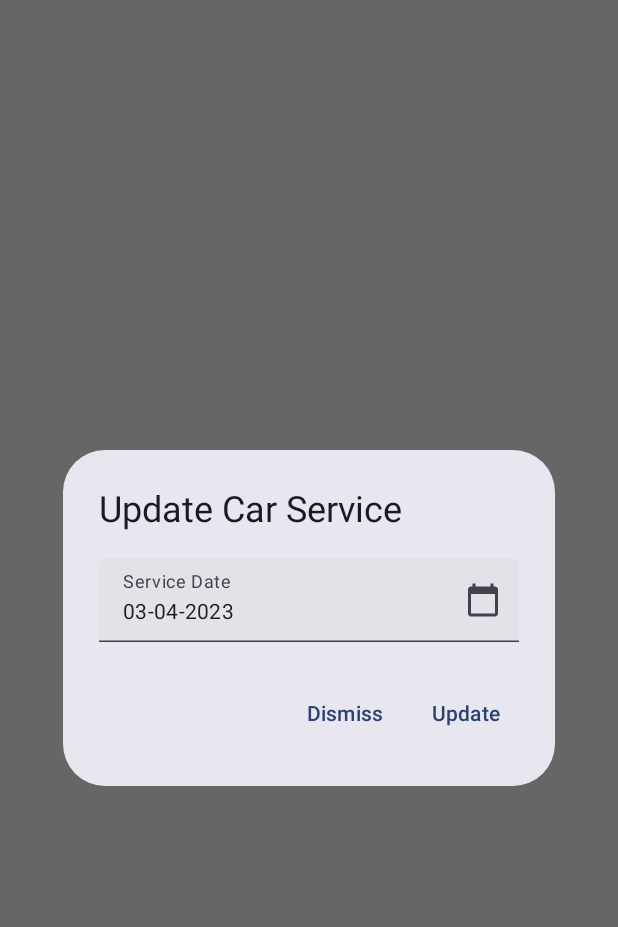
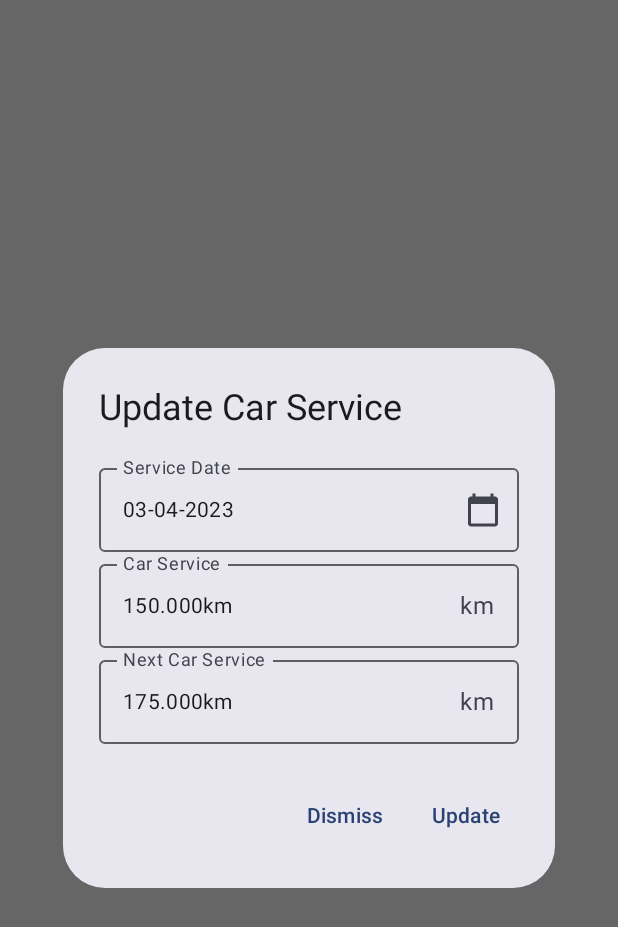
Before and after one commit to panosdim/car-maintenance, an Android app built with Jetpack Compose: the @Preview function UpdateCarDialogPreview, on a phone screen of 412 x 824 dp. Shown: the top 927 px of the screen. Run offline under Robolectric (Android 15) with nearby library versions, the phone set to English and light mode, and no system bars.

Commit message:
Update car service

```diff
--- a/app/src/main/java/com/panosdim/carmaintenance/MainViewModel.kt
+++ b/app/src/main/java/com/panosdim/carmaintenance/MainViewModel.kt
@@ -18,6 +18,10 @@ class MainViewModel : ViewModel() {
         repository.addNewCar(car)
     }
 
+    fun updateCarService(car: Car) {
+        repository.updateCarService(car)
+    }
+
     fun changeSelectedCar(selectedCar: Car) {
         _selectedCar.value = selectedCar
     }
--- a/app/src/main/java/com/panosdim/carmaintenance/ui/UpdateCarServiceDialog.kt
+++ b/app/src/main/java/com/panosdim/carmaintenance/ui/UpdateCarServiceDialog.kt
@@ -1,14 +1,20 @@
 package com.panosdim.carmaintenance.ui
 
+import android.widget.Toast
 import androidx.compose.foundation.interaction.MutableInteractionSource
 import androidx.compose.foundation.interaction.collectIsPressedAsState
 import androidx.compose.foundation.layout.Column
+import androidx.compose.foundation.text.KeyboardOptions
 import androidx.compose.material.icons.Icons
 import androidx.compose.material.icons.filled.CalendarToday
 import androidx.compose.material3.*
 import androidx.compose.runtime.*
+import androidx.compose.runtime.saveable.rememberSaveable
 import androidx.compose.ui.platform.LocalContext
+import androidx.compose.ui.res.stringResource
+import androidx.compose.ui.text.input.KeyboardType
 import androidx.compose.ui.tooling.preview.Preview
+import com.panosdim.carmaintenance.R
 import com.panosdim.carmaintenance.model.Car
 import com.panosdim.carmaintenance.model.Service
 import com.panosdim.carmaintenance.ui.theme.CarMaintenanceTheme
@@ -34,6 +40,20 @@ fun UpdateCarServiceDialog(
     }
 
     if (openDialog) {
+        var carService by rememberSaveable {
+            if (selectedCar.service.odometer.isBlank()) {
+                return@rememberSaveable mutableStateOf("")
+            } else {
+                return@rememberSaveable mutableStateOf(selectedCar.service.odometer)
+            }
+        }
+        var nextCarService by rememberSaveable {
+            if (selectedCar.service.odometer.isBlank()) {
+                return@rememberSaveable mutableStateOf("")
+            } else {
+                return@rememberSaveable mutableStateOf(selectedCar.service.nextService)
+            }
+        }
         val date = remember {
             derivedStateOf {
                 if (selectedCar.service.date.isBlank()) {
@@ -48,6 +68,7 @@ fun UpdateCarServiceDialog(
         val confirmEnabled = remember {
             derivedStateOf { datePickerState.selectedDateMillis != null }
         }
+
         if (openDatePickerDialog.value) {
             DatePickerDialog(
                 onDismissRequest = {
@@ -63,7 +84,7 @@ fun UpdateCarServiceDialog(
                         },
                         enabled = confirmEnabled.value
                     ) {
-                        Text("OK")
+                        Text(stringResource(R.string.ok))
                     }
                 },
                 dismissButton = {
@@ -72,7 +93,7 @@ fun UpdateCarServiceDialog(
                             openDatePickerDialog.value = false
                         }
                     ) {
-                        Text("Cancel")
+                        Text(stringResource(R.string.cancel))
                     }
                 }
             ) {
@@ -80,18 +101,20 @@ fun UpdateCarServiceDialog(
             }
         }
 
+        fun isFormValid(): Boolean {
+            return carService.isNotBlank() && nextCarService.isNotBlank()
+        }
+
         AlertDialog(
             onDismissRequest = closeDialog,
             title = {
-                Text(
-                    text = "Update Car Service"
-                )
+                Text(text = stringResource(R.string.car_service_title))
             },
             text = {
                 Column {
                     datePickerState.selectedDateMillis?.toLocalDate()?.let {
-                        TextField(
-                            label = { Text(text = "Service Date") },
+                        OutlinedTextField(
+                            label = { Text(text = stringResource(R.string.car_service_date)) },
                             readOnly = true,
                             interactionSource = source,
                             value = it
@@ -103,35 +126,67 @@ fun UpdateCarServiceDialog(
                                 )
                             },
                             onValueChange = { },
-                            placeholder = {
-                                Text(
-                                    text = "Type the name of the new car"
-                                )
-                            },
                         )
                     }
+                    OutlinedTextField(
+                        value = carService,
+                        onValueChange = { carService = it },
+                        placeholder = {
+                            Text(
+                                text = stringResource(R.string.car_service_placeholder)
+                            )
+                        },
+                        suffix = { Text(text = stringResource(R.string.km)) },
+                        keyboardOptions = KeyboardOptions(keyboardType = KeyboardType.Number),
+                        isError = carService.isBlank(),
+                        singleLine = true,
+                        label = { Text(text = stringResource(R.string.car_service)) },
+                    )
+                    OutlinedTextField(
+                        value = nextCarService,
+                        onValueChange = { nextCarService = it },
+                        placeholder = {
+                            Text(
+                                text = stringResource(R.string.next_car_service_placeholder)
+                            )
+                        },
+                        keyboardOptions = KeyboardOptions(keyboardType = KeyboardType.Number),
+                        isError = nextCarService.isBlank(),
+                        singleLine = true,
+                        suffix = { Text(text = stringResource(R.string.km)) },
+                        label = { Text(text = stringResource(R.string.next_car_service)) },
+                    )
                 }
             },
             confirmButton = {
                 TextButton(
                     onClick = {
-//                        if (carName.isNotBlank()) {
-//                            val newCar = Car(
-//                                name = carName,
-//                            )
-//                            updateCarService(newCar)
-//
-//                            Toast.makeText(
-//                                context, "Car Service Updated Successfully.",
-//                                Toast.LENGTH_LONG
-//                            ).show()
-//                        }
+                        val newService = datePickerState.selectedDateMillis?.toLocalDate()?.let {
+                            Service(
+                                date = it.toFormattedString(),
+                                odometer = carService,
+                                nextService = nextCarService
+                            )
+
+                        }
+
+                        if (newService != null) {
+                            selectedCar.service = newService
+
+                            updateCarService(selectedCar)
+
+                            Toast.makeText(
+                                context, R.string.car_service_message,
+                                Toast.LENGTH_LONG
+                            ).show()
+                        }
 
                         closeDialog()
-                    }
+                    },
+                    enabled = isFormValid()
                 ) {
                     Text(
-                        text = "Update"
+                        text = stringResource(R.string.update)
                     )
                 }
             },
@@ -140,7 +195,7 @@ fun UpdateCarServiceDialog(
                     onClick = closeDialog
                 ) {
                     Text(
-                        text = "Dismiss"
+                        text = stringResource(R.string.dismiss)
                     )
                 }
             }
--- a/app/src/main/res/values/strings.xml
+++ b/app/src/main/res/values/strings.xml
@@ -4,4 +4,23 @@
     <string name="new_version">New version found and is downloading on the background.</string>
     <string name="car_selection">Car Selection</string>
     <string name="add_new_car">Add New Car</string>
+    <string name="car_name">Car Name</string>
+    <string name="car_service">Car Service</string>
+    <string name="next_car_service">Next Car Service</string>
+    <string name="car_service_title">Update Car Service</string>
+    <string name="car_service_date">Service Date</string>
+    <string name="car_service_placeholder">Type current service odometer</string>
+    <string name="next_car_service_placeholder">Type next service odometer</string>
+    <string name="car_add_title">Add a new car</string>
+    <string name="car_name_placeholder">Type the name of the new car</string>
+    <string name="add">Add</string>
+    <string name="dismiss">Dismiss</string>
+    <string name="add_new_car_message">New Car Added Successfully</string>
+    <string name="service">Service</string>
+    <string name="next_service">Next Service</string>
+    <string name="update">Update</string>
+    <string name="cancel">Cancel</string>
+    <string name="ok">OK</string>
+    <string name="km">km</string>
+    <string name="car_service_message">Car Service Updated Successfully</string>
 </resources>
--- a/build.gradle
+++ b/build.gradle
@@ -4,8 +4,8 @@ buildscript {
     }
 }// Top-level build file where you can add configuration options common to all sub-projects/modules.
 plugins {
-    id 'com.android.application' version '7.4.2' apply false
-    id 'com.android.library' version '7.4.2' apply false
+    id 'com.android.application' version '8.0.0' apply false
+    id 'com.android.library' version '8.0.0' apply false
     id 'org.jetbrains.kotlin.android' version '1.8.10' apply false
     id 'com.google.gms.google-services' version '4.3.15' apply false
 }
--- a/gradle.properties
+++ b/gradle.properties
@@ -21,3 +21,5 @@ kotlin.code.style=official
 # resources declared in the library itself and none from the library's dependencies,
 # thereby reducing the size of the R class for that library
 android.nonTransitiveRClass=true
+android.defaults.buildfeatures.buildconfig=true
+android.nonFinalResIds=false
```
Also changed, not shown: app/src/main/java/com/panosdim/carmaintenance/MainActivity.kt (+15 -5 lines), app/src/main/java/com/panosdim/carmaintenance/Repository.kt (+13 -0 lines), app/src/main/java/com/panosdim/carmaintenance/ui/AddNewCarDialog.kt (+17 -9 lines), app/src/main/java/com/panosdim/carmaintenance/ui/CarDetails.kt (+3 -5 lines), app/src/main/java/com/panosdim/carmaintenance/ui/ServiceCard.kt (+10 -7 lines), app/src/main/java/com/panosdim/carmaintenance/utils/Number.kt (added, +18 -0 lines), gradle/wrapper/gradle-wrapper.properties.
